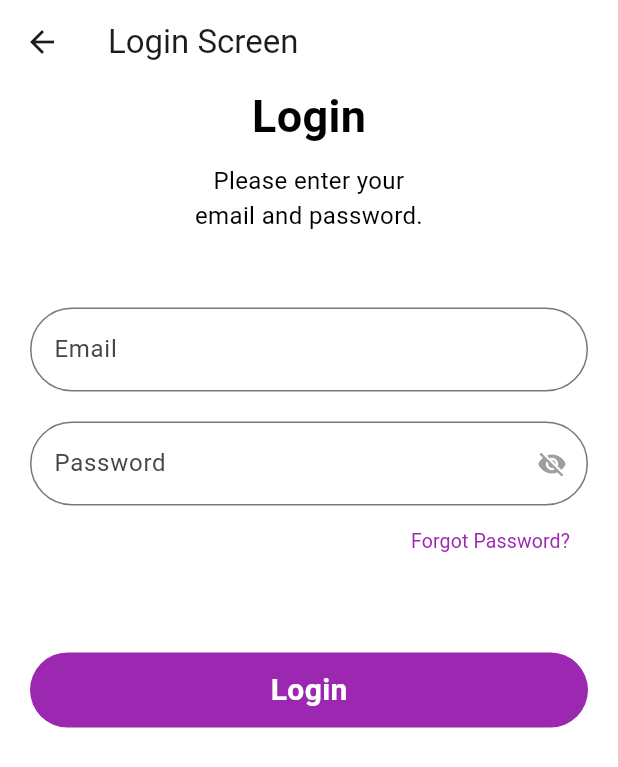
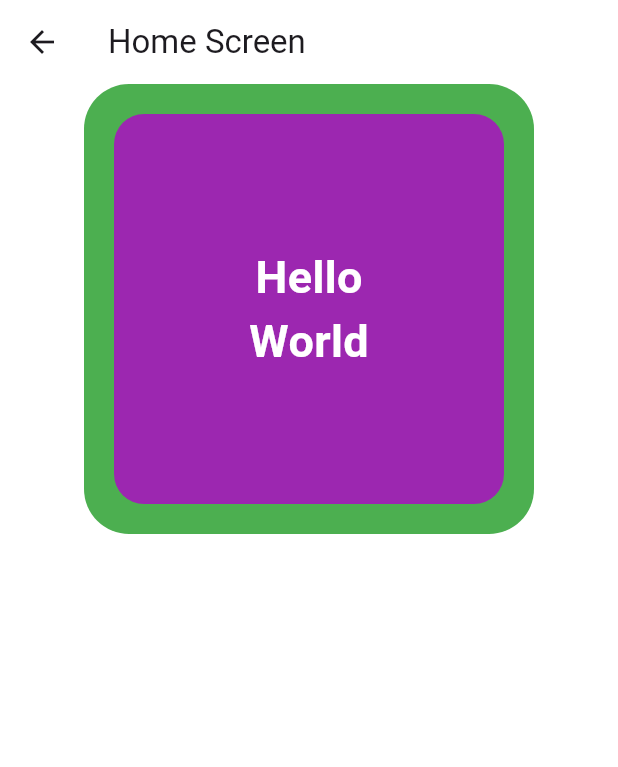
Before and after one commit to MustafaRazaUllah/flutter-course-sep-24, a Flutter app: the screen it shows after launch, after a tap on "Login", on a phone screen of 412 x 824 dp. Shown: the top 767 px of the screen. Run offline on Flutter 3.47's test engine with Material 3 defaults, Android fonts, the light colour scheme and no system bars.

Commit message:
home screen code update

```diff
--- a/lib/Modules/Auth/View/login_view.dart
+++ b/lib/Modules/Auth/View/login_view.dart
@@ -1,4 +1,6 @@
 import 'package:flutter/material.dart';
+import 'package:flutter/widgets.dart';
+import 'package:sessiom3flutterproject/Modules/Home/View/home.dart';
 
 class LoginView extends StatefulWidget {
   const LoginView({super.key});
@@ -94,7 +96,14 @@ class _LoginViewState extends State<LoginView> {
               const SizedBox(height: 50),
               GestureDetector(
                 onTap: () {
-                  print("Hello World! this user is logined.");
+                  // print("Hello World! this user is logined.");
+                  Navigator.push(
+                    context,
+                    MaterialPageRoute(
+                      builder: (context) => const HomeView(),
+                    ),
+                  );
+
                 },
                 child: Container(
                   height: 50,
@@ -115,6 +124,32 @@ class _LoginViewState extends State<LoginView> {
                   ),
                 ),
               ),
+              const SizedBox(height: 50),
+              Row(
+                mainAxisAlignment: MainAxisAlignment.center,
+                children: [
+                  const Text(
+                    "Don't have an account?",
+                    style: TextStyle(
+                      color: Colors.black,
+                      fontSize: 14,
+                      fontWeight: FontWeight.w400,
+                    ),
+                  ),
+                  TextButton(
+                    onPressed: () {},
+                    child: const Text(
+                      "Click here",
+                      style: TextStyle(
+                        color: Colors.blue,
+                        fontSize: 14,
+                        fontWeight: FontWeight.w400,
+                        decoration: TextDecoration.none,
+                      ),
+                    ),
+                  )
+                ],
+              )
             ],
           ),
         ),
--- /dev/null
+++ b/lib/Modules/Home/View/home.dart
@@ -0,0 +1,61 @@
+import 'package:flutter/material.dart';
+import 'package:flutter/widgets.dart';
+
+class HomeView extends StatelessWidget {
+  const HomeView({super.key});
+
+  @override
+  Widget build(BuildContext context) {
+    return Scaffold(
+      backgroundColor: Colors.white,
+      appBar: AppBar(
+        title: const Text("Home Screen"),
+        backgroundColor: Colors.white,
+      ),
+      body: SizedBox.expand(
+        child: Column(
+          children: [
+            Container(
+              height: 300,
+              width: 300,
+              decoration: BoxDecoration(
+                color: Colors.green,
+                borderRadius: BorderRadius.circular(30),
+              ),
+              padding: const EdgeInsets.all(20),
+              child: Container(
+                height: 300,
+                width: 300,
+                decoration: BoxDecoration(
+                  color: Colors.purple,
+                  borderRadius: BorderRadius.circular(20),
+                ),
+                child: const Column(
+                  mainAxisAlignment: MainAxisAlignment.center,
+                  children: [
+                    Text(
+                      "Hello",
+                      style: TextStyle(
+                        color: Colors.white,
+                        fontSize: 30,
+                        fontWeight: FontWeight.w700,
+                      ),
+                    ),
+                    Text(
+                      "World",
+                      style: TextStyle(
+                        color: Colors.white,
+                        fontSize: 30,
+                        fontWeight: FontWeight.w700,
+                      ),
+                    ),
+                  ],
+                ),
+              ),
+            ),
+          ],
+        ),
+      ),
+    );
+  }
+}
```
